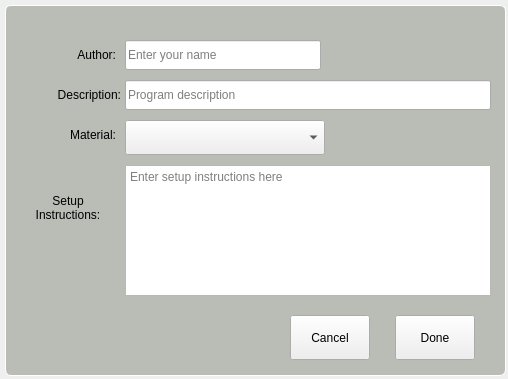
Old version of the form mindovercncmill/widgets/conversational/ui/program_details.ui in the repository 85vmh/mindovercncmill.
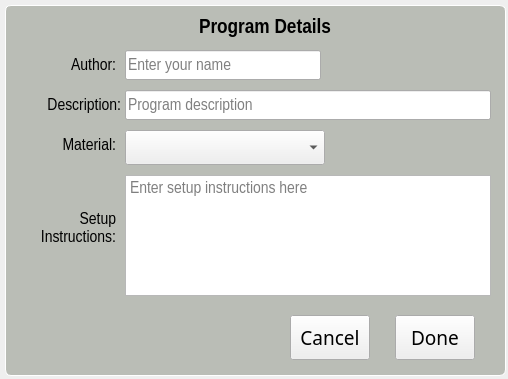
New version of the form.

Commit message: after font changes

What changed in the file:
```diff
--- a/mindovercncmill/widgets/conversational/ui/program_details.ui
+++ b/mindovercncmill/widgets/conversational/ui/program_details.ui
@@ -34,6 +34,12 @@
      <height>371</height>
     </rect>
    </property>
+   <property name="font">
+    <font>
+     <family>Liberation Sans Narrow</family>
+     <pointsize>13</pointsize>
+    </font>
+   </property>
    <property name="styleSheet">
     <string notr="true">.QFrame {
 	background: rgb(186, 189, 182);
@@ -53,7 +59,7 @@
     <property name="geometry">
      <rect>
       <x>120</x>
-      <y>115</y>
+      <y>125</y>
       <width>200</width>
       <height>35</height>
      </rect>
@@ -84,7 +90,7 @@
     <property name="geometry">
      <rect>
       <x>120</x>
-      <y>35</y>
+      <y>45</y>
       <width>196</width>
       <height>30</height>
      </rect>
@@ -101,8 +107,11 @@
       <height>33</height>
      </size>
     </property>
-    <property name="styleSheet">
-     <string notr="true">font: 14pt &quot;Bebas Kai&quot;;</string>
+    <property name="font">
+     <font>
+      <family>Liberation Sans Narrow</family>
+      <pointsize>13</pointsize>
+     </font>
     </property>
     <property name="text">
      <string/>
@@ -120,6 +129,12 @@
       <height>45</height>
      </rect>
     </property>
+    <property name="font">
+     <font>
+      <family>Bebas Kai</family>
+      <pointsize>14</pointsize>
+     </font>
+    </property>
     <property name="text">
      <string>Cancel</string>
     </property>
@@ -133,6 +148,12 @@
       <height>45</height>
      </rect>
     </property>
+    <property name="font">
+     <font>
+      <family>Bebas Kai</family>
+      <pointsize>14</pointsize>
+     </font>
+    </property>
     <property name="text">
      <string>Done</string>
     </property>
@@ -141,7 +162,7 @@
     <property name="geometry">
      <rect>
       <x>120</x>
-      <y>75</y>
+      <y>85</y>
       <width>366</width>
       <height>30</height>
      </rect>
@@ -158,8 +179,11 @@
       <height>33</height>
      </size>
     </property>
-    <property name="styleSheet">
-     <string notr="true">font: 14pt &quot;Bebas Kai&quot;;</string>
+    <property name="font">
+     <font>
+      <family>Liberation Sans Narrow</family>
+      <pointsize>13</pointsize>
+     </font>
     </property>
     <property name="text">
      <string/>
@@ -172,11 +196,17 @@
     <property name="geometry">
      <rect>
       <x>120</x>
-      <y>160</y>
+      <y>170</y>
       <width>366</width>
-      <height>131</height>
+      <height>121</height>
      </rect>
     </property>
+    <property name="font">
+     <font>
+      <family>Liberation Sans Narrow</family>
+      <pointsize>13</pointsize>
+     </font>
+    </property>
     <property name="placeholderText">
      <string>Enter setup instructions here</string>
     </property>
@@ -185,13 +215,16 @@
     <property name="geometry">
      <rect>
       <x>50</x>
-      <y>35</y>
+      <y>45</y>
       <width>61</width>
       <height>30</height>
      </rect>
     </property>
-    <property name="styleSheet">
-     <string notr="true">font: 14pt &quot;Bebas Kai&quot;;</string>
+    <property name="font">
+     <font>
+      <family>Liberation Sans Narrow</family>
+      <pointsize>13</pointsize>
+     </font>
     </property>
     <property name="text">
      <string>Author:</string>
@@ -204,13 +237,16 @@
     <property name="geometry">
      <rect>
       <x>25</x>
-      <y>75</y>
+      <y>85</y>
       <width>91</width>
       <height>30</height>
      </rect>
     </property>
-    <property name="styleSheet">
-     <string notr="true">font: 14pt &quot;Bebas Kai&quot;;</string>
+    <property name="font">
+     <font>
+      <family>Liberation Sans Narrow</family>
+      <pointsize>13</pointsize>
+     </font>
     </property>
     <property name="text">
      <string>Description:</string>
@@ -223,13 +259,16 @@
     <property name="geometry">
      <rect>
       <x>35</x>
-      <y>115</y>
+      <y>125</y>
       <width>76</width>
       <height>30</height>
      </rect>
     </property>
-    <property name="styleSheet">
-     <string notr="true">font: 14pt &quot;Bebas Kai&quot;;</string>
+    <property name="font">
+     <font>
+      <family>Liberation Sans Narrow</family>
+      <pointsize>13</pointsize>
+     </font>
     </property>
     <property name="text">
      <string>Material:</string>
@@ -242,21 +281,73 @@
     <property name="geometry">
      <rect>
       <x>15</x>
-      <y>175</y>
+      <y>195</y>
       <width>96</width>
       <height>56</height>
      </rect>
     </property>
-    <property name="styleSheet">
-     <string notr="true">font: 14pt &quot;Bebas Kai&quot;;</string>
+    <property name="font">
+     <font>
+      <family>Liberation Sans Narrow</family>
+      <pointsize>13</pointsize>
+     </font>
     </property>
     <property name="text">
      <string>Setup
 Instructions:</string>
     </property>
     <property name="alignment">
+     <set>Qt::AlignRight|Qt::AlignTrailing|Qt::AlignVCenter</set>
+    </property>
+   </widget>
+   <widget class="QLabel" name="label_170">
+    <property name="geometry">
+     <rect>
+      <x>185</x>
+      <y>5</y>
+      <width>150</width>
+      <height>35</height>
+     </rect>
+    </property>
+    <property name="sizePolicy">
+     <sizepolicy hsizetype="Fixed" vsizetype="Fixed">
+      <horstretch>0</horstretch>
+      <verstretch>0</verstretch>
+     </sizepolicy>
+    </property>
+    <property name="minimumSize">
+     <size>
+      <width>120</width>
+      <height>35</height>
+     </size>
+    </property>
+    <property name="maximumSize">
+     <size>
+      <width>150</width>
+      <height>35</height>
+     </size>
+    </property>
+    <property name="font">
+     <font>
+      <family>Liberation Sans Narrow</family>
+      <pointsize>16</pointsize>
+      <weight>75</weight>
+      <italic>false</italic>
+      <bold>true</bold>
+     </font>
+    </property>
+    <property name="lineWidth">
+     <number>0</number>
+    </property>
+    <property name="text">
+     <string>Program Details</string>
+    </property>
+    <property name="alignment">
      <set>Qt::AlignCenter</set>
     </property>
+    <property name="indent">
+     <number>0</number>
+    </property>
    </widget>
   </widget>
  </widget>
```
The commit also changes 12 other files.
